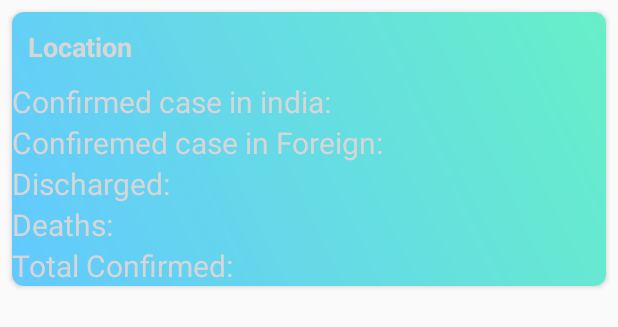
After one commit to dipali57/Pixaflip, an Android app: the layout activity_states_report.xml on its own in the app's theme, with its tools: preview values and no code run, on a phone screen of 412 x 824 dp. The commit adds this screen. Shown: the top 327 px of the screen. Run offline under Robolectric (Android 15) with nearby library versions, the phone set to English and light mode, and no system bars; network calls fail.

Commit message:
fourth commit

```diff
--- a/app/build.gradle
+++ b/app/build.gradle
@@ -37,7 +37,7 @@ dependencies {
     androidTestImplementation 'androidx.test.ext:junit:1.1.1'
     androidTestImplementation 'androidx.test.espresso:espresso-core:3.2.0'
 
-
+    implementation 'com.android.support:appcompat-v7:26.1.0'
     implementation 'com.github.barteksc:android-pdf-viewer:2.8.2'
     implementation 'me.spark:submitbutton:1.0.1'
     implementation "androidx.recyclerview:recyclerview:1.1.0"
@@ -45,4 +45,6 @@ dependencies {
 
     implementation 'de.hdodenhof:circleimageview:3.1.0'
 
+    implementation 'com.android.volley:volley:1.1.1'
+
 }
--- /dev/null
+++ b/app/src/main/res/layout/activity_states_report.xml
@@ -0,0 +1,77 @@
+<?xml version="1.0" encoding="utf-8"?>
+<androidx.cardview.widget.CardView
+    xmlns:android="http://schemas.android.com/apk/res/android"
+    xmlns:app="http://schemas.android.com/apk/res-auto"
+    android:layout_width="match_parent"
+    android:layout_height="wrap_content"
+    android:layout_margin="8dp"
+    android:background="@drawable/grad2"
+    app:cardCornerRadius="8dp">
+
+    <LinearLayout
+        android:layout_width="match_parent"
+        android:layout_height="wrap_content"
+        android:orientation="vertical"
+        android:background="@drawable/grad">
+
+        <!--ImageView to display our course image
+        <ImageView
+            android:id="@+id/idIVCourse"
+            android:layout_width="match_parent"
+            android:layout_height="300dp"
+            android:layout_margin="5dp" />
+
+        text view for our course name-->
+        <TextView
+            android:id="@+id/idLocation"
+            android:layout_width="match_parent"
+            android:layout_height="wrap_content"
+            android:layout_margin="5dp"
+            android:padding="5dp"
+            android:text="Location"
+            android:textColor="@color/black"
+            android:textSize="18sp"
+            android:textStyle="bold" />
+
+
+
+        <!--text view for our batch name-->
+        <TextView
+            android:id="@+id/t2"
+            android:layout_width="wrap_content"
+            android:layout_height="wrap_content"
+            android:text="Confirmed case in india: "
+            android:textSize="20sp"
+            android:textColor="@color/black"/>
+        <TextView
+            android:id="@+id/t3"
+            android:layout_width="wrap_content"
+            android:layout_height="wrap_content"
+            android:text="Confiremed case in Foreign: "
+            android:textSize="20sp"
+            android:textColor="@color/black"/>
+        <TextView
+            android:id="@+id/t4"
+            android:layout_width="wrap_content"
+            android:layout_height="wrap_content"
+            android:text="Discharged: "
+            android:textSize="20sp"
+            android:textColor="@color/black"/>
+        <TextView
+            android:id="@+id/t5"
+            android:layout_width="wrap_content"
+            android:layout_height="wrap_content"
+            android:text="Deaths: "
+            android:textSize="20sp"
+            android:textColor="@color/black"/>
+        <TextView
+            android:id="@+id/t6"
+            android:layout_width="wrap_content"
+            android:layout_height="wrap_content"
+            android:text="Total Confirmed: "
+            android:textSize="20sp"
+            android:textColor="@color/black"/>
+    </LinearLayout>
+
+
+</androidx.cardview.widget.CardView>
```
Also changed, not shown: app/src/main/AndroidManifest.xml (+5 -4 lines), app/src/main/java/com/example/pixaflip/DisplayCovidActivity.java (added, +85 -0 lines), app/src/main/java/com/example/pixaflip/MyState.java (added, +72 -0 lines), app/src/main/java/com/example/pixaflip/ShowStates.java (added, +140 -0 lines), app/src/main/java/com/example/pixaflip/StateAdapter.java (added, +77 -0 lines), app/src/main/java/com/example/pixaflip/ui/home/HomeFragment.java (+25 -1 lines), app/src/main/res/layout/activity_display_covid.xml (added, +41 -0 lines), app/src/main/res/layout/activity_show_states.xml (added, +23 -0 lines), app/src/main/res/layout/fragment_home.xml (+21 -4 lines).
